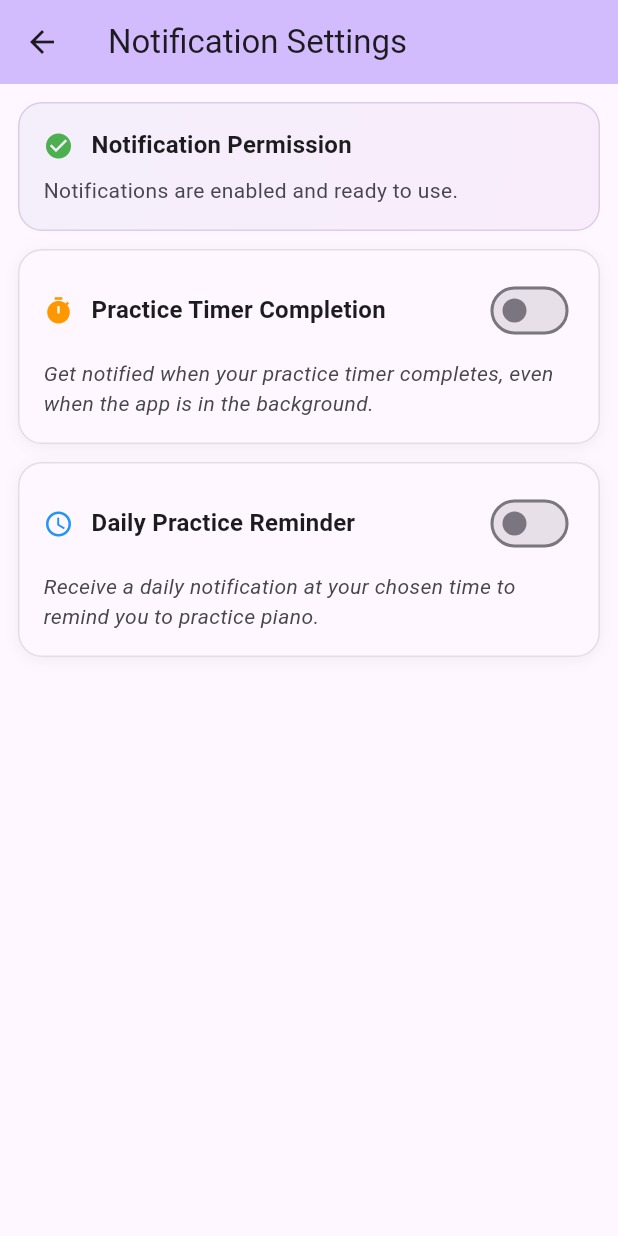
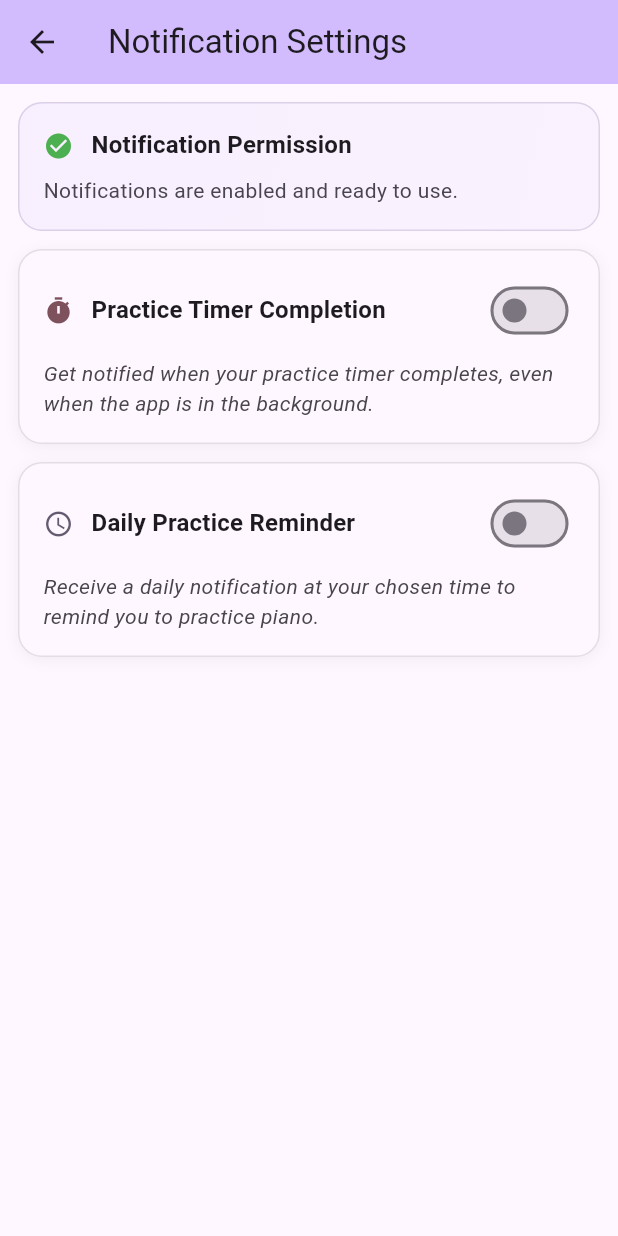
Before and after one commit to PianoFitness/app, a Flutter app: the NotificationsPage screen opened directly, on a phone screen of 412 x 824 dp. Run offline on Flutter 3.47's test engine with Material 3 defaults, Android fonts, the phone set to English and light mode, and no system bars; our stand-ins replace audioplayers, device_info_plus, flutter_local_notifications, shared_preferences, timezone; missing offline and left inert: flutter_midi_command, piano; accounts and stored records are empty.

Commit message:
refactor(theme): update NotificationsPage to use theme colors for improved consistency

```diff
--- a/lib/features/notifications/notifications_page.dart
+++ b/lib/features/notifications/notifications_page.dart
@@ -1,5 +1,6 @@
 import "package:flutter/material.dart";
 import "package:provider/provider.dart";
+import "package:piano_fitness/main.dart";
 import "package:piano_fitness/features/notifications/notifications_page_view_model.dart";
 import "package:piano_fitness/features/notifications/widgets/notification_permission_dialog.dart";
 
@@ -108,8 +109,8 @@ class _NotificationsPageState extends State<NotificationsPage> {
       decoration: BoxDecoration(
         gradient: LinearGradient(
           colors: [
-            Colors.indigo.withValues(alpha: 0.05),
-            Colors.purple.withValues(alpha: 0.05),
+            colorScheme.primaryContainer.withValues(alpha: 0.3),
+            colorScheme.secondaryContainer.withValues(alpha: 0.2),
           ],
           begin: Alignment.topLeft,
           end: Alignment.bottomRight,
@@ -127,7 +128,8 @@ class _NotificationsPageState extends State<NotificationsPage> {
                     ? Icons.check_circle
                     : Icons.notifications_off,
                 color: settings.permissionGranted
-                    ? Colors.green
+                    ? Theme.of(context).extension<SemanticColors>()?.success ??
+                          colorScheme.primary
                     : colorScheme.outline,
                 size: isTablet ? 24 : 20,
               ),
@@ -174,7 +176,7 @@ class _NotificationsPageState extends State<NotificationsPage> {
         border: Border.all(color: colorScheme.outline.withValues(alpha: 0.2)),
         boxShadow: [
           BoxShadow(
-            color: Colors.black.withValues(alpha: 0.05),
+            color: colorScheme.shadow.withValues(alpha: 0.05),
             blurRadius: 8,
             offset: const Offset(0, 2),
           ),
@@ -185,7 +187,11 @@ class _NotificationsPageState extends State<NotificationsPage> {
         children: [
           Row(
             children: [
-              Icon(Icons.timer, color: Colors.orange, size: isTablet ? 24 : 20),
+              Icon(
+                Icons.timer,
+                color: colorScheme.tertiary,
+                size: isTablet ? 24 : 20,
+              ),
               const SizedBox(width: 12),
               Expanded(
                 child: Text(
@@ -250,7 +256,7 @@ class _NotificationsPageState extends State<NotificationsPage> {
         border: Border.all(color: colorScheme.outline.withValues(alpha: 0.2)),
         boxShadow: [
           BoxShadow(
-            color: Colors.black.withValues(alpha: 0.05),
+            color: colorScheme.shadow.withValues(alpha: 0.05),
             blurRadius: 8,
             offset: const Offset(0, 2),
           ),
@@ -263,7 +269,7 @@ class _NotificationsPageState extends State<NotificationsPage> {
             children: [
               Icon(
                 Icons.schedule,
-                color: Colors.blue,
+                color: colorScheme.secondary,
                 size: isTablet ? 24 : 20,
               ),
               const SizedBox(width: 12),
@@ -361,18 +367,29 @@ class _NotificationsPageState extends State<NotificationsPage> {
       decoration: BoxDecoration(
         gradient: LinearGradient(
           colors: [
-            Colors.orange.withValues(alpha: 0.1),
-            Colors.amber.withValues(alpha: 0.05),
+            Theme.of(
+                  context,
+                ).extension<SemanticColors>()?.warning.withValues(alpha: 0.1) ??
+                colorScheme.tertiaryContainer.withValues(alpha: 0.3),
+            colorScheme.tertiaryContainer.withValues(alpha: 0.1),
           ],
         ),
         borderRadius: BorderRadius.circular(16),
-        border: Border.all(color: Colors.orange.withValues(alpha: 0.3)),
+        border: Border.all(
+          color:
+              Theme.of(
+                context,
+              ).extension<SemanticColors>()?.warning.withValues(alpha: 0.3) ??
+              colorScheme.tertiary.withValues(alpha: 0.3),
+        ),
       ),
       child: Column(
         children: [
           Icon(
             Icons.notifications_active,
-            color: Colors.orange,
+            color:
+                Theme.of(context).extension<SemanticColors>()?.warning ??
+                colorScheme.tertiary,
             size: isTablet ? 32 : 28,
           ),
           const SizedBox(height: 12),
@@ -396,8 +413,10 @@ class _NotificationsPageState extends State<NotificationsPage> {
           ElevatedButton(
             onPressed: () => _requestPermissions(context, viewModel),
             style: ElevatedButton.styleFrom(
-              backgroundColor: Colors.orange,
-              foregroundColor: Colors.white,
+              backgroundColor:
+                  Theme.of(context).extension<SemanticColors>()?.warning ??
+                  colorScheme.tertiary,
+              foregroundColor: colorScheme.onTertiary,
               padding: EdgeInsets.symmetric(
                 horizontal: isTablet ? 32 : 24,
                 vertical: isTablet ? 16 : 12,
```
